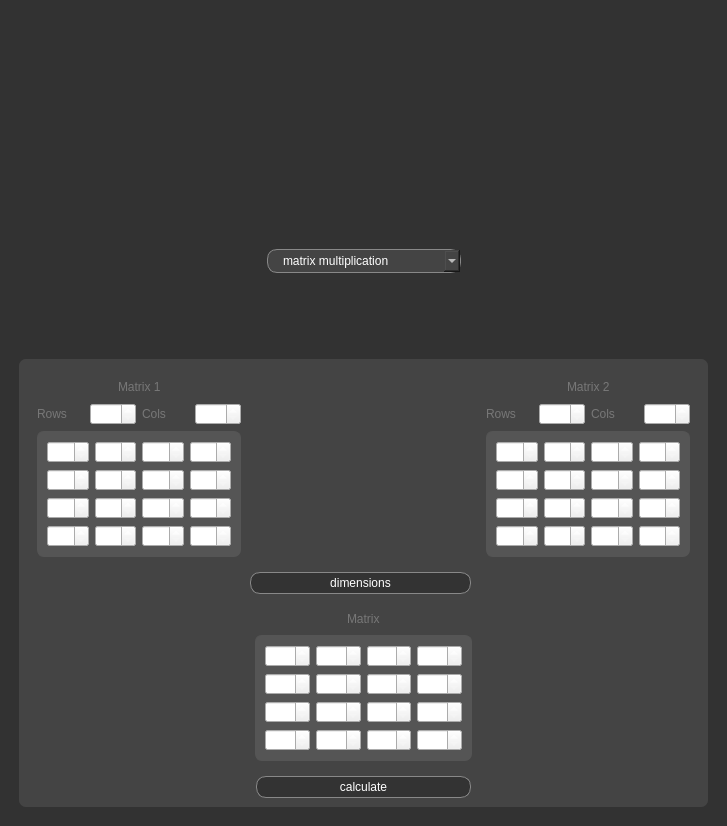
First picture: the form in mainwindow.ui, repository amonsoes/matrix-calculator, before the edit.
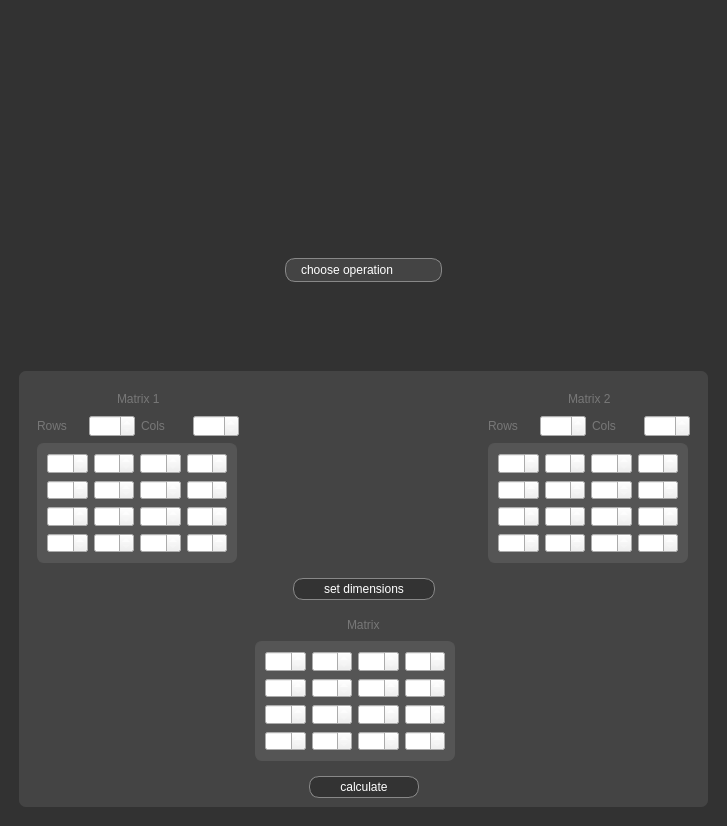
Second picture: the form after the edit. Icons and pictures are not drawn.

Commit message: debuggin matrix multiplication, adds styling improvement, conditional logic for calculation modes

What changed in the file:
```diff
--- a/mainwindow.ui
+++ b/mainwindow.ui
@@ -88,6 +88,11 @@
 	border : 1px solid #fff;
 	border-radius : 10px;
 	padding : 3px 15px 3px 15px;
+}
+
+
+QComboBox::drop-down{
+	border : none;
 }</string>
   </property>
   <widget class="QWidget" name="centralwidget">
@@ -167,27 +172,7 @@
           <enum>QFrame::Raised</enum>
          </property>
          <layout class="QGridLayout" name="gridLayout_3">
-          <item row="0" column="2">
-           <spacer name="horizontalSpacer_15">
-            <property name="orientation">
-             <enum>Qt::Horizontal</enum>
-            </property>
-            <property name="sizeHint" stdset="0">
-             <size>
-              <width>40</width>
-              <height>20</height>
-             </size>
-            </property>
-           </spacer>
-          </item>
-          <item row="1" column="1" colspan="2">
-           <widget class="QPushButton" name="pushButtonSetDim">
-            <property name="text">
-             <string>dimensions</string>
-            </property>
-           </widget>
-          </item>
-          <item row="0" column="0" colspan="2">
+          <item row="0" column="0">
            <widget class="QFrame" name="mat1">
             <property name="frameShape">
              <enum>QFrame::StyledPanel</enum>
@@ -259,6 +244,18 @@
              </item>
              <item>
               <widget class="QFrame" name="frameMat1">
+               <property name="minimumSize">
+                <size>
+                 <width>200</width>
+                 <height>120</height>
+                </size>
+               </property>
+               <property name="maximumSize">
+                <size>
+                 <width>200</width>
+                 <height>120</height>
+                </size>
+               </property>
                <property name="frameShape">
                 <enum>QFrame::StyledPanel</enum>
                </property>
@@ -320,8 +317,8 @@
             </layout>
            </widget>
           </item>
-          <item row="3" column="0">
-           <spacer name="horizontalSpacer_13">
+          <item row="0" column="1">
+           <spacer name="horizontalSpacer_15">
             <property name="orientation">
              <enum>Qt::Horizontal</enum>
             </property>
@@ -333,20 +330,152 @@
             </property>
            </spacer>
           </item>
-          <item row="3" column="3">
-           <spacer name="horizontalSpacer_14">
-            <property name="orientation">
-             <enum>Qt::Horizontal</enum>
+          <item row="0" column="2">
+           <widget class="QFrame" name="frame">
+            <property name="frameShape">
+             <enum>QFrame::StyledPanel</enum>
             </property>
-            <property name="sizeHint" stdset="0">
-             <size>
-              <width>40</width>
-              <height>20</height>
-             </size>
+            <property name="frameShadow">
+             <enum>QFrame::Raised</enum>
             </property>
-           </spacer>
+            <layout class="QVBoxLayout" name="verticalLayout">
+             <item>
+              <layout class="QHBoxLayout" name="horizontalLayout">
+               <item>
+                <spacer name="horizontalSpacer_3">
+                 <property name="orientation">
+                  <enum>Qt::Horizontal</enum>
+                 </property>
+                 <property name="sizeHint" stdset="0">
+                  <size>
+                   <width>40</width>
+                   <height>20</height>
+                  </size>
+                 </property>
+                </spacer>
+               </item>
+               <item>
+                <widget class="QLabel" name="matrix2">
+                 <property name="text">
+                  <string>Matrix 2</string>
+                 </property>
+                </widget>
+               </item>
+               <item>
+                <spacer name="horizontalSpacer_4">
+                 <property name="orientation">
+                  <enum>Qt::Horizontal</enum>
+                 </property>
+                 <property name="sizeHint" stdset="0">
+                  <size>
+                   <width>40</width>
+                   <height>20</height>
+                  </size>
+                 </property>
+                </spacer>
+               </item>
+              </layout>
+             </item>
+             <item>
+              <layout class="QHBoxLayout" name="horizontalLayout_5">
+               <item>
+                <widget class="QLabel" name="labelMat2Rows">
+                 <property name="text">
+                  <string>Rows</string>
+                 </property>
+                </widget>
+               </item>
+               <item>
+                <widget class="QSpinBox" name="spinBoxMat2Rows"/>
+               </item>
+               <item>
+                <widget class="QLabel" name="labelMat2Cols">
+                 <property name="text">
+                  <string>Cols</string>
+                 </property>
+                </widget>
+               </item>
+               <item>
+                <widget class="QSpinBox" name="spinBoxMat2Cols"/>
+               </item>
+              </layout>
+             </item>
+             <item>
+              <widget class="QFrame" name="frameMat2">
+               <property name="minimumSize">
+                <size>
+                 <width>200</width>
+                 <height>120</height>
+                </size>
+               </property>
+               <property name="maximumSize">
+                <size>
+                 <width>200</width>
+                 <height>120</height>
+                </size>
+               </property>
+               <property name="frameShape">
+                <enum>QFrame::StyledPanel</enum>
+               </property>
+               <property name="frameShadow">
+                <enum>QFrame::Raised</enum>
+               </property>
+               <layout class="QGridLayout" name="gridLayout_4">
+                <item row="2" column="3">
+                 <widget class="QSpinBox" name="mat2_2_3"/>
+                </item>
+                <item row="2" column="1">
+                 <widget class="QSpinBox" name="mat2_2_1"/>
+                </item>
+                <item row="2" column="2">
+                 <widget class="QSpinBox" name="mat2_2_2"/>
+                </item>
+                <item row="1" column="3">
+                 <widget class="QSpinBox" name="mat2_1_3"/>
+                </item>
+                <item row="1" column="2">
+                 <widget class="QSpinBox" name="mat2_1_2"/>
+                </item>
+                <item row="2" column="0">
+                 <widget class="QSpinBox" name="mat2_2_0"/>
+                </item>
+                <item row="0" column="2">
+                 <widget class="QSpinBox" name="mat2_0_2"/>
+                </item>
+                <item row="0" column="1">
+                 <widget class="QSpinBox" name="mat2_0_1"/>
+                </item>
+                <item row="1" column="1">
+                 <widget class="QSpinBox" name="mat2_1_1"/>
+                </item>
+                <item row="1" column="0">
+                 <widget class="QSpinBox" name="mat2_1_0"/>
+                </item>
+                <item row="0" column="0">
+                 <widget class="QSpinBox" name="mat2_0_0"/>
+                </item>
+                <item row="0" column="3">
+                 <widget class="QSpinBox" name="mat2_0_3"/>
+                </item>
+                <item row="3" column="0">
+                 <widget class="QSpinBox" name="mat2_3_0"/>
+                </item>
+                <item row="3" column="1">
+                 <widget class="QSpinBox" name="mat2_3_1"/>
+                </item>
+                <item row="3" column="2">
+                 <widget class="QSpinBox" name="mat2_3_2"/>
+                </item>
+                <item row="3" column="3">
+                 <widget class="QSpinBox" name="mat2_3_3"/>
+                </item>
+               </layout>
+              </widget>
+             </item>
+            </layout>
+           </widget>
           </item>
-          <item row="2" column="0" colspan="5">
+          <item row="2" column="0" colspan="3">
            <widget class="QFrame" name="frameResultContent">
             <property name="frameShape">
              <enum>QFrame::StyledPanel</enum>
@@ -357,6 +486,18 @@
             <layout class="QGridLayout" name="gridLayout_8">
              <item row="1" column="1">
               <widget class="QFrame" name="frameMat3">
+               <property name="minimumSize">
+                <size>
+                 <width>200</width>
+                 <height>120</height>
+                </size>
+               </property>
+               <property name="maximumSize">
+                <size>
+                 <width>200</width>
+                 <height>120</height>
+                </size>
+               </property>
                <property name="frameShape">
                 <enum>QFrame::StyledPanel</enum>
                </property>
@@ -478,174 +619,108 @@
                </item>
               </layout>
              </item>
-            </layout>
-           </widget>
-          </item>
-          <item row="0" column="3" colspan="2">
-           <widget class="QFrame" name="frame">
-            <property name="frameShape">
-             <enum>QFrame::StyledPanel</enum>
-            </property>
-            <property name="frameShadow">
-             <enum>QFrame::Raised</enum>
-            </property>
-            <layout class="QVBoxLayout" name="verticalLayout">
-             <item>
-              <layout class="QHBoxLayout" name="horizontalLayout">
-               <item>
-                <spacer name="horizontalSpacer_3">
-                 <property name="orientation">
-                  <enum>Qt::Horizontal</enum>
-                 </property>
-                 <property name="sizeHint" stdset="0">
-                  <size>
-                   <width>40</width>
-                   <height>20</height>
-                  </size>
-                 </property>
-                </spacer>
-               </item>
-               <item>
-                <widget class="QLabel" name="matrix2">
-                 <property name="text">
-                  <string>Matrix 2</string>
-                 </property>
-                </widget>
-               </item>
-               <item>
-                <spacer name="horizontalSpacer_4">
-                 <property name="orientation">
-                  <enum>Qt::Horizontal</enum>
-                 </property>
-                 <property name="sizeHint" stdset="0">
-                  <size>
-                   <width>40</width>
-                   <height>20</height>
-                  </size>
-                 </property>
-                </spacer>
-               </item>
-              </layout>
+             <item row="0" column="0">
+              <spacer name="horizontalSpacer_18">
+               <property name="orientation">
+                <enum>Qt::Horizontal</enum>
+               </property>
+               <property name="sizeHint" stdset="0">
+                <size>
+                 <width>40</width>
+                 <height>20</height>
+                </size>
+               </property>
+              </spacer>
              </item>
-             <item>
-              <layout class="QHBoxLayout" name="horizontalLayout_5">
-               <item>
-                <widget class="QLabel" name="labelMat2Rows">
-                 <property name="text">
-                  <string>Rows</string>
-                 </property>
-                </widget>
-               </item>
-               <item>
-                <widget class="QSpinBox" name="spinBoxMat2Rows"/>
-               </item>
-               <item>
-                <widget class="QLabel" name="labelMat2Cols">
-                 <property name="text">
-                  <string>Cols</string>
-                 </property>
-                </widget>
-               </item>
-               <item>
-                <widget class="QSpinBox" name="spinBoxMat2Cols"/>
-               </item>
-              </layout>
-             </item>
-             <item>
-              <widget class="QFrame" name="frameMat2">
-               <property name="frameShape">
-                <enum>QFrame::StyledPanel</enum>
+             <item row="0" column="2">
+              <spacer name="horizontalSpacer_19">
+               <property name="orientation">
+                <enum>Qt::Horizontal</enum>
                </property>
-               <property name="frameShadow">
-                <enum>QFrame::Raised</enum>
+               <property name="sizeHint" stdset="0">
+                <size>
+                 <width>40</width>
+                 <height>20</height>
+                </size>
                </property>
-               <layout class="QGridLayout" name="gridLayout_4">
-                <item row="2" column="3">
-                 <widget class="QSpinBox" name="mat2_2_3"/>
-                </item>
-                <item row="2" column="1">
-                 <widget class="QSpinBox" name="mat2_2_1"/>
-                </item>
-                <item row="2" column="2">
-                 <widget class="QSpinBox" name="mat2_2_2"/>
-                </item>
-                <item row="1" column="3">
-                 <widget class="QSpinBox" name="mat2_1_3"/>
-                </item>
-                <item row="1" column="2">
-                 <widget class="QSpinBox" name="mat2_1_2"/>
-                </item>
-                <item row="2" column="0">
-                 <widget class="QSpinBox" name="mat2_2_0"/>
-                </item>
-                <item row="0" column="2">
-                 <widget class="QSpinBox" name="mat2_0_2"/>
-                </item>
-                <item row="0" column="1">
-                 <widget class="QSpinBox" name="mat2_0_1"/>
-                </item>
-                <item row="1" column="1">
-                 <widget class="QSpinBox" name="mat2_1_1"/>
-                </item>
-                <item row="1" column="0">
-                 <widget class="QSpinBox" name="mat2_1_0"/>
-                </item>
-                <item row="0" column="0">
-                 <widget class="QSpinBox" name="mat2_0_0"/>
-                </item>
-                <item row="0" column="3">
-                 <widget class="QSpinBox" name="mat2_0_3"/>
-                </item>
-                <item row="3" column="0">
-                 <widget class="QSpinBox" name="mat2_3_0"/>
-                </item>
-                <item row="3" column="1">
-                 <widget class="QSpinBox" name="mat2_3_1"/>
-                </item>
-                <item row="3" column="2">
-                 <widget class="QSpinBox" name="mat2_3_2"/>
-                </item>
-                <item row="3" column="3">
-                 <widget class="QSpinBox" name="mat2_3_3"/>
-                </item>
-               </layout>
-              </widget>
+              </spacer>
              </item>
             </layout>
            </widget>
           </item>
-          <item row="1" column="3">
-           <spacer name="horizontalSpacer_16">
-            <property name="orientation">
-             <enum>Qt::Horizontal</enum>
-            </property>
-            <property name="sizeHint" stdset="0">
-             <size>
-              <width>40</width>
-              <height>20</height>
-             </size>
-            </property>
-           </spacer>
+          <item row="3" column="0" colspan="3">
+           <layout class="QHBoxLayout" name="horizontalLayout_8">
+            <item>
+             <spacer name="horizontalSpacer_13">
+              <property name="orientation">
+               <enum>Qt::Horizontal</enum>
+              </property>
+              <property name="sizeHint" stdset="0">
+               <size>
+                <width>40</width>
+                <height>20</height>
+               </size>
+              </property>
+             </spacer>
+            </item>
+            <item>
+             <widget class="QPushButton" name="pushButton_calculate">
+              <property name="text">
+               <string>calculate</string>
+              </property>
+             </widget>
+            </item>
+            <item>
+             <spacer name="horizontalSpacer_14">
+              <property name="orientation">
+               <enum>Qt::Horizontal</enum>
+              </property>
+              <property name="sizeHint" stdset="0">
+               <size>
+                <width>40</width>
+                <height>20</height>
+               </size>
+              </property>
+             </spacer>
+            </item>
+           </layout>
           </item>
-          <item row="1" column="0">
-           <spacer name="horizontalSpacer_17">
-            <property name="orientation">
-             <enum>Qt::Horizontal</enum>
-            </property>
-            <property name="sizeHint" stdset="0">
-             <size>
-              <width>40</width>
-              <height>20</height>
-             </size>
-            </property>
-           </spacer>
-          </item>
-          <item row="3" column="2">
-           <widget class="QPushButton" name="pushButton_calculate">
-            <property name="text">
-             <string>calculate</string>
-            </property>
-           </widget>
+          <item row="1" column="0" colspan="3">
+           <layout class="QHBoxLayout" name="horizontalLayout_7">
+            <item>
+             <spacer name="horizontalSpacer_17">
+              <property name="orientation">
+               <enum>Qt::Horizontal</enum>
+              </property>
+              <property name="sizeHint" stdset="0">
+               <size>
+                <width>40</width>
+                <height>20</height>
+               </size>
+              </property>
+             </spacer>
+            </item>
+            <item>
+             <widget class="QPushButton" name="pushButtonSetDim">
+              <property name="text">
+               <string>set dimensions</string>
+              </property>
+             </widget>
+            </item>
+            <item>
+             <spacer name="horizontalSpacer_16">
+              <property name="orientation">
+               <enum>Qt::Horizontal</enum>
+              </property>
+              <property name="sizeHint" stdset="0">
+               <size>
+                <width>40</width>
+                <height>20</height>
+               </size>
+              </property>
+             </spacer>
+            </item>
+           </layout>
           </item>
          </layout>
         </widget>
@@ -674,6 +749,14 @@
           </item>
           <item>
            <widget class="QComboBox" name="comboBoxChooseOperation">
+            <property name="editable">
+             <bool>false</bool>
+            </property>
+            <item>
+             <property name="text">
+              <string>choose operation</string>
+             </property>
+            </item>
             <item>
              <property name="text">
               <string>matrix multiplication</string>
@@ -681,12 +764,7 @@
             </item>
             <item>
              <property name="text">
-              <string>frobenius dot product</string>
-             </property>
-            </item>
-            <item>
-             <property name="text">
-              <string>matrix-vector multiplication</string>
+              <string>dot product</string>
              </property>
             </item>
            </widget>
```
The commit also changes 5 other files.
